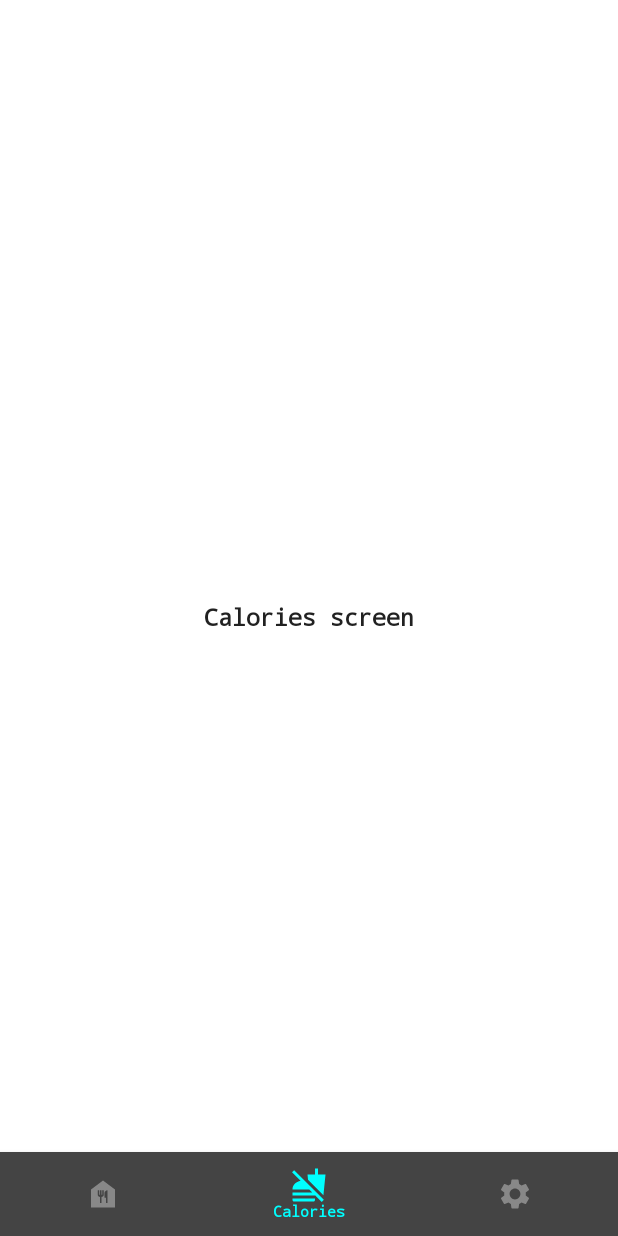
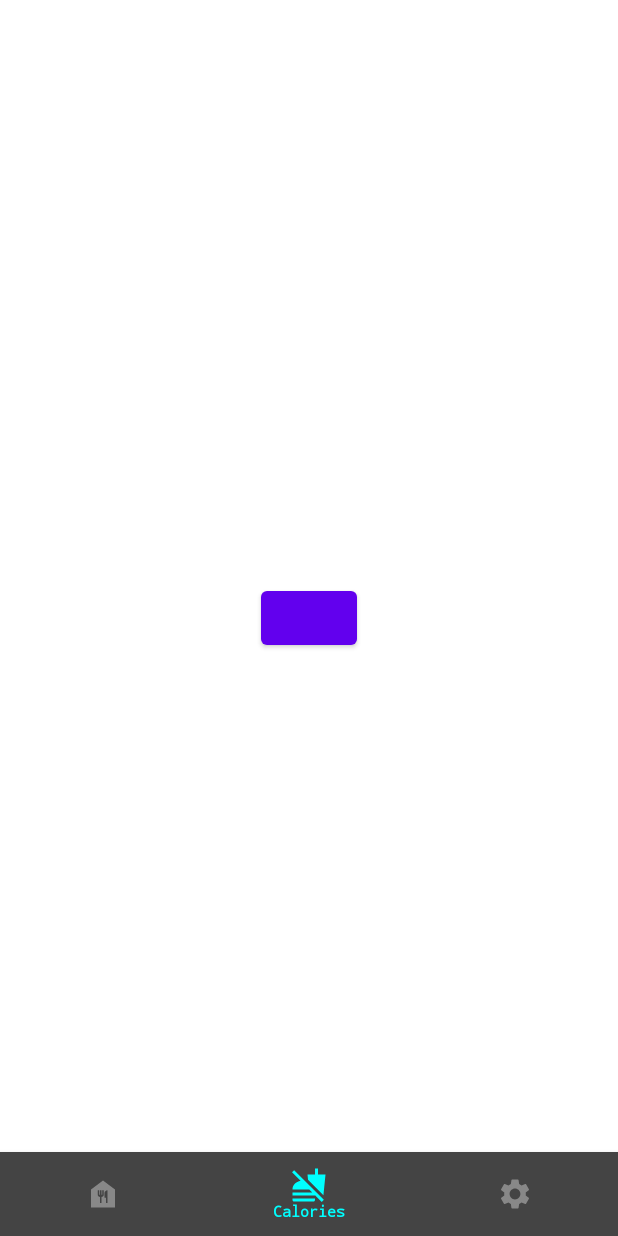
Before and after one commit to Capybara-Dev-Team/ProShaped-app, an Android app built with Jetpack Compose: the screen it shows after launch (MainActivity), item 2 of the bottom bar chosen, on a phone screen of 412 x 824 dp. Run offline under Robolectric (Android 15) with nearby library versions, the phone set to English and light mode, and no system bars.

Commit message:
Added feature to the calories screen

```diff
--- a/ProShaped/app/build.gradle
+++ b/ProShaped/app/build.gradle
@@ -60,9 +60,7 @@ dependencies {
     debugImplementation "androidx.compose.ui:ui-tooling:$compose_version"
 
     implementation "androidx.navigation:navigation-compose:2.4.0-alpha06"
-<<<<<<< HEAD
+
     implementation "androidx.compose.material:material-icons-extended:1.0.1"
-=======
->>>>>>> refs/remotes/origin/main
 
 }
--- a/ProShaped/app/src/main/java/com/example/proshapedapp/MainActivity.kt
+++ b/ProShaped/app/src/main/java/com/example/proshapedapp/MainActivity.kt
@@ -8,9 +8,7 @@ import androidx.activity.compose.setContent
 import androidx.compose.animation.core.Animatable
 import androidx.compose.animation.core.tween
 import androidx.compose.foundation.Image
-import androidx.compose.foundation.layout.Box
-import androidx.compose.foundation.layout.Column
-import androidx.compose.foundation.layout.fillMaxSize
+import androidx.compose.foundation.layout.*
 import androidx.compose.material.*
 import androidx.compose.material.icons.Icons
 import androidx.compose.runtime.Composable
@@ -37,6 +35,10 @@ import kotlinx.coroutines.delay
 import androidx.compose.material.*
 import androidx.compose.material.icons.filled.*
 import androidx.compose.material.icons.sharp.NoFood
+import androidx.compose.runtime.rememberCoroutineScope
+import com.example.proshapedapp.caloriesScreenPackage.GetRandomPhoto
+import com.example.proshapedapp.caloriesScreenPackage.PhotosData
+import kotlinx.coroutines.launch
 
 class MainActivity : ComponentActivity() {
     @OptIn(ExperimentalMaterialApi::class)
@@ -163,12 +165,23 @@ fun MacrosScreen() {
 
 @Composable
 fun CaloriesScreen() {
-    Box(
+    val scope = rememberCoroutineScope()
+    val photosList = PhotosData.getData()
+
+        Box(
         modifier = Modifier.fillMaxSize(),
         contentAlignment = Alignment.Center
     ) {
-        Text(text = "Calories screen")
-    }
+            //need to put this button at the bottom
+            Button(onClick = {
+                    scope.launch {
+                        val photoData = GetRandomPhoto(photosList).randomPhoto()
+                    }
+                }
+                ) {
+                    //use photoData to display the photo and the text
+                }
+        }
 }
 
 @Composable
--- /dev/null
+++ b/ProShaped/app/src/main/java/com/example/proshapedapp/caloriesScreenPackage/GetRandomPhoto.kt
@@ -0,0 +1,7 @@
+package com.example.proshapedapp.caloriesScreenPackage
+
+class GetRandomPhoto(val photosList: ArrayList<PhotoData>){
+    fun randomPhoto(): PhotoData{
+        return photosList.random()
+    }
+}
--- /dev/null
+++ b/ProShaped/app/src/main/java/com/example/proshapedapp/caloriesScreenPackage/ListOfPhotos.kt
@@ -0,0 +1,20 @@
+package com.example.proshapedapp.caloriesScreenPackage
+
+import android.provider.ContactsContract
+import com.example.proshapedapp.R
+
+object PhotosData{
+    fun getData(): ArrayList<PhotoData>{
+        return arrayListOf(
+            PhotoData(
+                calories = "Chicken Breast 100g -> 165kcal",
+                imageResourceId = R.drawable.chickenbreast
+            ),
+            PhotoData(
+                calories = "1 medium Banana -> 105kcal",
+                imageResourceId = R.drawable.banana
+            )
+        //to add more add photo to res/drawable and then create a photoData like above
+        )
+    }
+}
--- /dev/null
+++ b/ProShaped/app/src/main/java/com/example/proshapedapp/caloriesScreenPackage/PhotoData.kt
@@ -0,0 +1,6 @@
+package com.example.proshapedapp.caloriesScreenPackage
+
+data class PhotoData(
+    val calories: String,
+    val imageResourceId: Int
+)
--- a/ProShaped/app/src/main/java/com/example/proshapedapp/ui/theme/Color.kt
+++ b/ProShaped/app/src/main/java/com/example/proshapedapp/ui/theme/Color.kt
@@ -6,3 +6,4 @@ val Purple200 = Color(0xFFBB86FC)
 val Purple500 = Color(0xFF6200EE)
 val Purple700 = Color(0xFF3700B3)
 val Teal200 = Color(0xFF03DAC5)
+val DarkPurple = Color(0x581845)
```
Also changed, not shown: ProShaped/app/src/main/res/drawable/chickenbreast.jpg (added), 1 other file.
